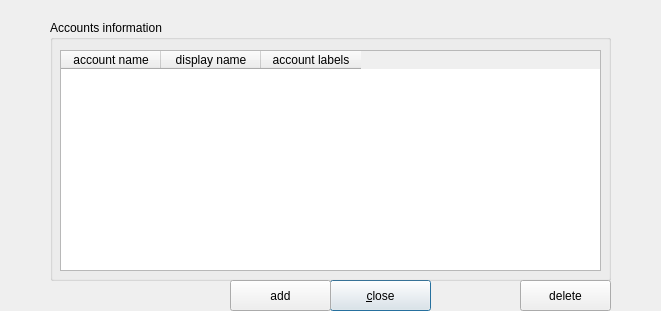
First picture: the form in kwalletmanager.ui, repository mhogomchungu/qCheckGMail, before the edit.
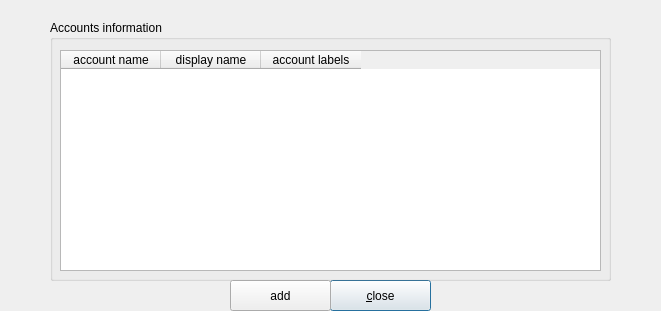
Second picture: the form after the edit.

Diff of the .ui file:
```diff
--- a/kwalletmanager.ui
+++ b/kwalletmanager.ui
@@ -88,19 +88,6 @@
     </column>
    </widget>
   </widget>
-  <widget class="QPushButton" name="pushButtonAccountDelete">
-   <property name="geometry">
-    <rect>
-     <x>520</x>
-     <y>280</y>
-     <width>91</width>
-     <height>31</height>
-    </rect>
-   </property>
-   <property name="text">
-    <string>delete</string>
-   </property>
-  </widget>
   <widget class="QPushButton" name="pushButtonAccountAdd">
    <property name="geometry">
     <rect>
```
Left out of the diff: 1 changed line with no effect on the pictures.
